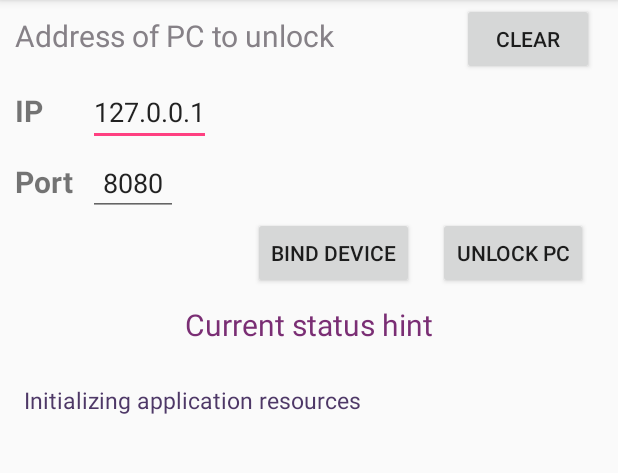
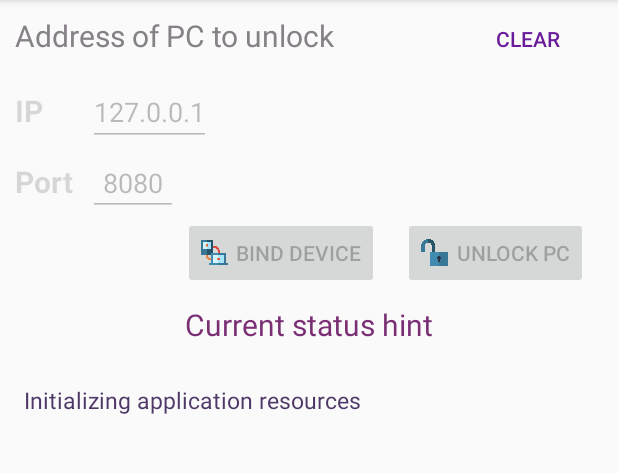
Before and after one commit to peanutwolf/LogonTouchAndroid, an Android app: the fragment IdleStatusFragment placed in its activity, on a phone screen of 412 x 824 dp, the part 84-557 px from its top. Run offline under Robolectric (Android 15) with nearby library versions, the phone set to English and light mode, and no system bars; our stand-ins replace RxJava; libraries missing offline, so code that uses them is left out: com.dlazaro66.qrcodereaderview, com.google.firebase.crash; 1 statement that could not run was skipped.

Commit message:
[+] drawable status added

```diff
--- a/app/src/main/java/com/ingenico/logontouch/MainActivity.kt
+++ b/app/src/main/java/com/ingenico/logontouch/MainActivity.kt
@@ -38,8 +38,11 @@ import javax.inject.Inject
 
 
 /**
- * Created by vigursky on 15.11.2017.
- */
+* Copyright (c) 2018 All Rights Reserved, Ingenico LLC.
+*
+* Created by vigursky
+* Date: 15.11.2017
+*/
 
 class MainActivity: AppCompatActivity(), IdleStatusFragment.IdleStatusState{
 
@@ -83,7 +86,7 @@ class MainActivity: AppCompatActivity(), IdleStatusFragment.IdleStatusState{
 
     override fun onResume() {
         super.onResume()
-        val headerFragmentView = findViewById(R.id.headerFragment)
+        val headerFragmentView = findViewById<View>(R.id.headerFragment)
         val locked = mKeyGuard.isKeyguardLocked
         val secure = mKeyGuard.isKeyguardSecure
         when{
@@ -107,8 +110,6 @@ class MainActivity: AppCompatActivity(), IdleStatusFragment.IdleStatusState{
                 setViewAndChildrenEnabled(headerFragmentView, enabled = true)
             }
         }
-
-//        BindHostDialogFragment().show(fragmentManager, "test")
     }
 
     override fun onStop() {
@@ -180,7 +181,7 @@ class MainActivity: AppCompatActivity(), IdleStatusFragment.IdleStatusState{
         val b6 = AppLocalKeystore.CLIENT_PRIVATE_CERT_FILENAME in applicationContext.fileList()
         val b7 = AppLocalKeystore.SERVER_PUBLIC_CERT_FILENAME in applicationContext.fileList()
 
-        return b1.and(b2).and(b3).and(b4).and(b5).and(b6).and(b7)
+        return b1 and b2 and b3 and b4 and b5 and b6 and b7
     }
 
     class QRCodeListener: QRCodeReaderView.OnQRCodeReadListener{
@@ -280,4 +281,19 @@ class MainActivity: AppCompatActivity(), IdleStatusFragment.IdleStatusState{
 
 private fun IdleStatusFragment.setState(value: StatusState) {
     this.showStatusText(value.state)
+
+    val drawable = when(value){
+        StatusState.HOST_UNLOCKED       -> resources.getDrawable(R.drawable.unlocked)
+        StatusState.DEVICE_BIND         -> resources.getDrawable(R.drawable.bound)
+        StatusState.DEVICE_NOT_BIND     -> resources.getDrawable(R.drawable.not_bound)
+        StatusState.HOST_NOT_UNLOCKED,
+        StatusState.GENERAL_ERROR,
+        StatusState.CONNECTION_TIMEOUT,
+        StatusState.HOST_UNREACHABLE,
+        StatusState.USER_CANCELLED,
+        StatusState.NO_CLIENT_CERT      -> resources.getDrawable(R.drawable.error)
+        else -> null
+    }
+
+    showStatusImage(drawable)
 }
--- a/app/src/main/java/com/ingenico/logontouch/fragments/IdleStatusFragment.kt
+++ b/app/src/main/java/com/ingenico/logontouch/fragments/IdleStatusFragment.kt
@@ -3,6 +3,7 @@ package com.ingenico.logontouch.fragments
 import android.app.Activity
 import android.app.Fragment
 import android.content.Context
+import android.graphics.drawable.Drawable
 import android.os.Bundle
 import android.util.Log
 import android.view.LayoutInflater
@@ -54,6 +55,16 @@ class IdleStatusFragment: Fragment(){
         textIdleStatus?.text = text
     }
 
+    fun showStatusImage(drawable: Drawable?){
+        when(drawable){
+            null -> imgIdleStatus.visibility = View.GONE
+            else -> {
+                imgIdleStatus.visibility = View.VISIBLE
+                imgIdleStatus?.setImageDrawable(drawable)
+            }
+        }
+    }
+
     companion object {
         val LOG_TAG = IdleStatusFragment::class.java.simpleName
     }
--- a/app/src/main/java/com/ingenico/logontouch/fragments/MainHeaderFragment.kt
+++ b/app/src/main/java/com/ingenico/logontouch/fragments/MainHeaderFragment.kt
@@ -292,7 +292,7 @@ class MainHeaderFragment: Fragment(){
         mMainActivity?.mCurrentIdleStatusState = when(ex){
             is SocketException              ->  StatusState.HOST_UNREACHABLE
             is SocketTimeoutException       ->  StatusState.HOST_UNREACHABLE
-            is UserCancelledException       ->  StatusState.DEVICE_NOT_BIND
+            is UserCancelledException       ->  StatusState.USER_CANCELLED
             is CertificateNotReadyException ->  StatusState.NO_CLIENT_CERT
             is DeviceNotBindException       ->  StatusState.DEVICE_NOT_BIND
             else                            ->  {
--- /dev/null
+++ b/app/src/main/res/drawable-v23/bind_button.xml
@@ -0,0 +1,10 @@
+<?xml version="1.0" encoding="utf-8"?>
+<layer-list xmlns:android="http://schemas.android.com/apk/res/android">
+
+    <item
+        android:drawable="@drawable/bound"
+        android:width="18sp"
+        android:height="18sp"
+        />
+
+</layer-list>
--- /dev/null
+++ b/app/src/main/res/drawable-v23/unlock_button.xml
@@ -0,0 +1,10 @@
+<?xml version="1.0" encoding="utf-8"?>
+<layer-list xmlns:android="http://schemas.android.com/apk/res/android">
+
+    <item
+        android:drawable="@drawable/unlocked"
+        android:width="18sp"
+        android:height="18sp"
+        />
+
+</layer-list>
--- /dev/null
+++ b/app/src/main/res/drawable/bind_button.xml
@@ -0,0 +1,5 @@
+<?xml version="1.0" encoding="utf-8"?>
+<layer-list xmlns:android="http://schemas.android.com/apk/res/android">
+
+
+</layer-list>
--- /dev/null
+++ b/app/src/main/res/drawable/unlock_button.xml
@@ -0,0 +1,6 @@
+<?xml version="1.0" encoding="utf-8"?>
+<layer-list xmlns:android="http://schemas.android.com/apk/res/android">
+
+
+
+</layer-list>
--- a/app/src/main/res/layout/fragment_host_status.xml
+++ b/app/src/main/res/layout/fragment_host_status.xml
@@ -34,6 +34,7 @@
         android:id="@+id/statusCancelBtn"
         android:layout_width="wrap_content"
         android:layout_height="wrap_content"
+        android:layout_marginEnd="@dimen/activity_horizontal_margin"
         android:layout_alignParentEnd="true"
         android:layout_below="@id/statusProgressBar"
         android:background="@android:color/transparent"
--- a/app/src/main/res/layout/fragment_idle_status.xml
+++ b/app/src/main/res/layout/fragment_idle_status.xml
@@ -22,4 +22,13 @@
         android:textColor="@color/colorStatus"
         android:text = "Idle status fragment"/>
 
+    <ImageView
+        android:id="@+id/imgIdleStatus"
+        android:layout_width="100sp"
+        android:layout_height="100sp"
+        android:layout_marginTop="@dimen/activity_vertical_margin"
+        android:layout_gravity="center"
+        android:src="@drawable/unlocked"
+        />
+
 </LinearLayout>
--- a/app/src/main/res/layout/fragment_main_header.xml
+++ b/app/src/main/res/layout/fragment_main_header.xml
@@ -3,7 +3,9 @@
     xmlns:android="http://schemas.android.com/apk/res/android"
     android:orientation="vertical"
     android:layout_width="match_parent"
-    android:layout_height="match_parent">
+    android:layout_height="match_parent"
+    android:focusableInTouchMode="true"
+    >
 
     <TextView
         android:id="@+id/headerTitle"
@@ -23,6 +25,8 @@
         android:layout_alignBaseline="@id/headerTitle"
         android:layout_alignParentEnd="true"
         android:layout_marginEnd="@dimen/activity_vertical_margin"
+        android:background="@android:color/transparent"
+        android:textColor="@color/colorPurpleBnt"
         android:text="Clear" />
 
 
@@ -77,7 +81,9 @@
         android:layout_height="wrap_content"
         android:layout_alignParentEnd="true"
         android:layout_below="@id/portLabel"
-        android:layout_marginEnd="20dp"
+        android:layout_marginEnd="20sp"
+        android:drawableStart="@drawable/unlock_button"
+        android:drawablePadding="5sp"
         android:text="Unlock PC" />
 
     <Button
@@ -87,6 +93,8 @@
         android:layout_alignBaseline="@id/unlockHostBtn"
         android:layout_toStartOf="@id/unlockHostBtn"
         android:layout_marginEnd="@dimen/activity_vertical_margin"
+        android:drawableStart="@drawable/bind_button"
+        android:drawablePadding="5sp"
         android:text="Bind Device" />
 
 
```
Also changed, not shown: app/src/main/java/com/ingenico/logontouch/dict/StatusState.kt (+9 -3 lines), app/src/main/java/com/ingenico/logontouch/test/LoginActivity.kt (deleted, +0 -391 lines), app/src/main/res/layout/activity_login.xml (deleted, +0 -84 lines), app/src/main/res/drawable/bound.png (added), app/src/main/res/drawable/error.png (added), app/src/main/res/drawable/not_bound.png (added), app/src/main/res/drawable/unlocked.png (added).
